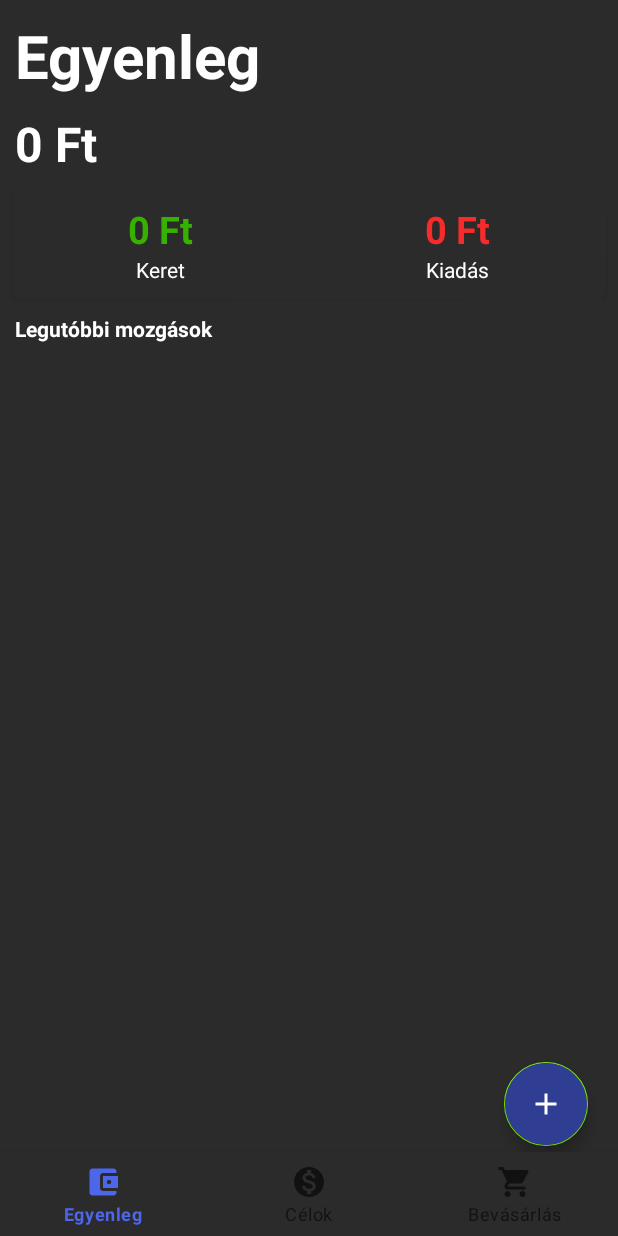
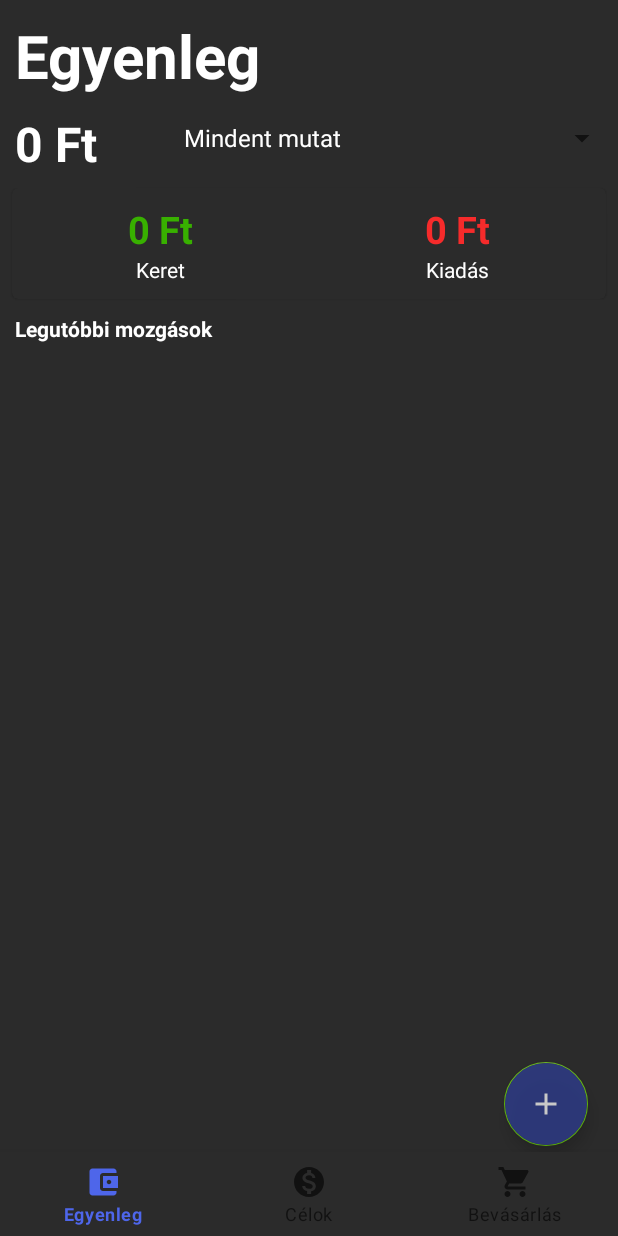
Before and after one commit to KunMate/MoneyWatch_App, an Android app: the screen it shows after launch (MainActivity), on a phone screen of 412 x 824 dp. Run offline under Robolectric (Android 15) with nearby library versions, the phone set to English and light mode, and no system bars; our stand-ins replace Room's generated code.

```diff
--- a/app/src/main/java/com/pack/moneywatch_app/balance/AddTransactionActivity.kt
+++ b/app/src/main/java/com/pack/moneywatch_app/balance/AddTransactionActivity.kt
@@ -58,7 +58,7 @@ class AddTransactionActivity : AppCompatActivity() {
         addbtn.setOnClickListener {
             val title = nameInput.text.toString()
             val description = captionText.text.toString()
-            val selectedCategory = categorySpinner.isSelected.toString()
+            val selectedCategory = categories[categorySpinner.selectedItemId.toInt()]
             var amount: Int
             if (title.isEmpty())
                 Toast.makeText(this, "Adja meg a költés nevét", Toast.LENGTH_SHORT).show()
--- a/app/src/main/java/com/pack/moneywatch_app/balance/Balance.kt
+++ b/app/src/main/java/com/pack/moneywatch_app/balance/Balance.kt
@@ -6,6 +6,9 @@ import androidx.fragment.app.Fragment
 import android.view.LayoutInflater
 import android.view.View
 import android.view.ViewGroup
+import android.widget.AdapterView
+import android.widget.ArrayAdapter
+import android.widget.Spinner
 import android.widget.TextView
 import androidx.recyclerview.widget.LinearLayoutManager
 import androidx.recyclerview.widget.RecyclerView
@@ -26,6 +29,7 @@ class Balance : Fragment() {
     private lateinit var expense: TextView
     private lateinit var newItemBtn: FloatingActionButton
     private lateinit var balancedb: BalanceDatabase
+    private lateinit var typeSpinner : Spinner
 
     override fun onCreateView(
         inflater: LayoutInflater, container: ViewGroup?,
@@ -36,6 +40,8 @@ class Balance : Fragment() {
 
     override fun onViewCreated(view: View, savedInstanceState: Bundle?) {
         super.onViewCreated(view, savedInstanceState)
+        val categories = resources.getStringArray(R.array.Categories_balance)
+        var selectedCat : String
         balanceRV = view.findViewById(R.id.idBalanceRecycler)
         balanceLeft = view.findViewById(R.id.idBalanceRemaining)
         budget = view.findViewById(R.id.idBalanceBudget)
@@ -44,6 +50,10 @@ class Balance : Fragment() {
         transactions = arrayListOf()
         balanceTransactionAdapter = BalanceTransactionAdapter(transactions)
         linearLayoutManager = LinearLayoutManager(requireContext())
+        typeSpinner = view.findViewById(R.id.idBalanceSetTypeShow)
+        val spinnerAdapter =
+            ArrayAdapter<String>(requireContext(), android.R.layout.simple_spinner_dropdown_item, categories)
+        typeSpinner.adapter = spinnerAdapter
         balancedb = Room.databaseBuilder(
             requireContext(),
             BalanceDatabase::class.java,
@@ -53,10 +63,52 @@ class Balance : Fragment() {
             adapter = balanceTransactionAdapter
             layoutManager = linearLayoutManager
         }
-
         newItemBtn.setOnClickListener {
             val intent = Intent(requireContext(), AddTransactionActivity::class.java)
             startActivity(intent)
+        }
+
+        typeSpinner.onItemSelectedListener = object : AdapterView.OnItemSelectedListener {
+            override fun onItemSelected(
+                parent: AdapterView<*>?,
+                view: View?,
+                position: Int,
+                id: Long
+            ) {
+                when(position){
+                    0 -> fetchAll()
+                    1 -> {
+                        selectedCat = categories[typeSpinner.selectedItemId.toInt()]
+                        fetchCategory(selectedCat)
+                    }
+                    2 -> {
+                        selectedCat = categories[typeSpinner.selectedItemId.toInt()]
+                        fetchCategory(selectedCat)
+                    }
+                    3 -> {
+                        selectedCat = categories[typeSpinner.selectedItemId.toInt()]
+                        fetchCategory(selectedCat)
+                    }
+                    4 -> {
+                        selectedCat = categories[typeSpinner.selectedItemId.toInt()]
+                        fetchCategory(selectedCat)
+                    }
+                    5 -> {
+                        selectedCat = categories[typeSpinner.selectedItemId.toInt()]
+                        fetchCategory(selectedCat)
+                    }
+                    6 -> {
+                        selectedCat = categories[typeSpinner.selectedItemId.toInt()]
+                        fetchCategory(selectedCat)
+                    }
+                }
+
+            }
+
+            override fun onNothingSelected(parent: AdapterView<*>?) {
+                // nem tortenhet ilyen
+            }
+
         }
     }
 
@@ -64,11 +116,20 @@ class Balance : Fragment() {
         GlobalScope.launch {
             transactions = balancedb.transactionDao().getAll()
             activity?.runOnUiThread {
-                updateBoard()
+                balanceTransactionAdapter.setData(transactions)
+            }
+            updateBoard()
+        }
+    }
+    private fun fetchCategory(category : String) {
+        GlobalScope.launch {
+            transactions = balancedb.transactionDao().getCategoryType(category)
+            activity?.runOnUiThread {
                 balanceTransactionAdapter.setData(transactions)
             }
         }
     }
+
 
     private fun updateBoard() {
         val totalAmount = transactions.map { it.amount }.sum()
@@ -82,5 +143,6 @@ class Balance : Fragment() {
     override fun onResume() {
         super.onResume()
         fetchAll()
+        updateBoard()
     }
 }
--- a/app/src/main/java/com/pack/moneywatch_app/balance/BalanceDao.kt
+++ b/app/src/main/java/com/pack/moneywatch_app/balance/BalanceDao.kt
@@ -11,6 +11,9 @@ interface BalanceDao {
     @Query("SELECT * FROM expenses order by id desc")
     fun getAll(): List<BalanceTransaction>
 
+    @Query("SELECT * FROM expenses WHERE category = :selectedCategory order by id desc")
+    fun getCategoryType(selectedCategory : String) : List<BalanceTransaction>
+
     @Insert
     fun insertAll(vararg transaction: BalanceTransaction)
 
--- a/app/src/main/res/layout/fragment_balance.xml
+++ b/app/src/main/res/layout/fragment_balance.xml
@@ -24,6 +24,12 @@
             android:layout_marginStart="10dp"
             android:textSize="40dp"/>
 
+        <LinearLayout
+            android:layout_width="match_parent"
+            android:layout_height="wrap_content"
+            android:orientation="horizontal"
+            android:background="@color/backgrnd"
+            android:layout_gravity="fill">
             <TextView
                 android:id="@+id/idBalanceRemaining"
                 android:layout_width="wrap_content"
@@ -33,6 +39,17 @@
                 android:layout_marginTop="10dp"
                 android:layout_marginStart="10dp"
                 android:textStyle="bold"/>
+
+            <Spinner
+                android:id="@+id/idBalanceSetTypeShow"
+                android:layout_width="wrap_content"
+                android:layout_height="wrap_content"
+                android:gravity="right"
+                android:spinnerMode="dropdown"
+                android:layout_weight="0.1"
+                android:layout_marginLeft="50dp"/>
+        </LinearLayout>
+
     </LinearLayout>
 
     <com.google.android.material.card.MaterialCardView
@@ -114,7 +131,10 @@
         android:layout_width="match_parent"
         android:layout_height="match_parent"
         android:layout_below="@id/idTextLatestActions"
-        android:layout_margin="10dp"/>
+        android:layout_marginStart="10dp"
+        android:layout_marginTop="10dp"
+        android:layout_marginEnd="10dp"
+        android:layout_marginBottom="10dp" />
 
     <com.google.android.material.floatingactionbutton.FloatingActionButton
         android:id="@+id/idBalanceAddTransactionBtn"
@@ -128,6 +148,7 @@
         android:layout_marginBottom="4dp"
         android:src="@drawable/ic_add"
         android:backgroundTint="@color/blue_dark"
+        android:alpha="0.75"
         />
 
 
--- a/app/src/main/res/values/strings.xml
+++ b/app/src/main/res/values/strings.xml
@@ -8,4 +8,13 @@
         <item>Utazás</item>
         <item>Fizetés</item>
     </string-array>
+    <string-array name="Categories_balance">
+        <item>Mindent mutat</item>
+        <item>Mindennapi élet</item>
+        <item>Hobbi</item>
+        <item>Otthon</item>
+        <item>Szórakozás</item>
+        <item>Utazás</item>
+        <item>Fizetés</item>
+    </string-array>
 </resources>
```
Lines whose indentation alone changed are shown as unchanged.
